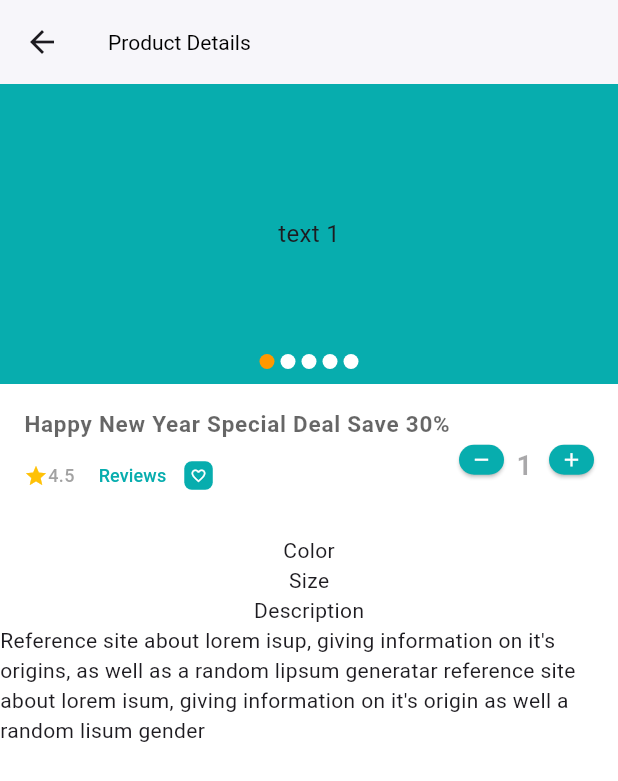
After one commit to mst-zannathi-khatun/CraftyBay, a Flutter app: the screen it shows after launch, after a tap on "Nike Casual Shoe A1235", on a phone screen of 412 x 824 dp. The commit adds this screen. Shown: the top 781 px of the screen. Run offline on Flutter 3.47's test engine with Material 3 defaults, Android fonts, the phone set to English and light mode, and no system bars; drawn by our look-alikes of carousel_slider; our stand-ins replace flutter_svg, get, pin_code_fields.

Commit message:
product details screen, product image carousel and product steper design completed

```diff
--- a/lib/main.dart
+++ b/lib/main.dart
@@ -1,4 +1,5 @@
 import 'package:craftybay/ui/state_managers/bottom_navigation_bar_controller.dart';
+import 'package:craftybay/utils/appcolors.dart';
 import 'package:flutter/material.dart';
 import 'package:get/get.dart';
 import 'ui/screens/splash_screen.dart';
@@ -21,10 +22,16 @@ class CraftyBay extends StatelessWidget {
       theme: ThemeData(
           scaffoldBackgroundColor: Colors.white,
           appBarTheme: const AppBarTheme(
-              color: Colors.white,
-              elevation: 1,
-              titleTextStyle: TextStyle(
-                color: Colors.black,
+            color: Colors.white,
+            elevation: 1,
+            titleTextStyle: TextStyle(
+              color: Colors.black,
+            ),
+          ),
+          elevatedButtonTheme:
+              ElevatedButtonThemeData(style: ElevatedButton.styleFrom(
+                backgroundColor: primaryColor,
+                iconColor: Colors.white,
               ))),
     );
   }
--- /dev/null
+++ b/lib/ui/screens/product_details_screen.dart
@@ -0,0 +1,103 @@
+import 'package:craftybay/utils/style.dart';
+import 'package:flutter/material.dart';
+import '../../utils/appcolors.dart';
+import '../../widgets/product_details/product_image_carousel.dart';
+import '../../widgets/product_steper_widget.dart';
+
+class ProductDetailsScreen extends StatefulWidget {
+  const ProductDetailsScreen({super.key});
+
+  @override
+  State<ProductDetailsScreen> createState() => _ProductDetailsScreenState();
+}
+
+class _ProductDetailsScreenState extends State<ProductDetailsScreen> {
+  @override
+  Widget build(BuildContext context) {
+    return Scaffold(
+      appBar: AppBar(
+        title: const Text("Product Details"),
+      ),
+      body: Column(
+        children: [
+          ProductImageCarousel(),
+          Padding(
+            padding: const EdgeInsets.all(16),
+            child: Row(
+              children: [
+                Expanded(
+                  child: Column(
+                    crossAxisAlignment: CrossAxisAlignment.start,
+                    children: [
+                      Text(
+                        "Happy New Year Special Deal Save 30%",
+                        style: titleTextStyle.copyWith(fontSize: 15),
+                      ),
+                      Row(
+                        children: [
+                          const Wrap(
+                            crossAxisAlignment: WrapCrossAlignment.center,
+                            children: [
+                              Icon(
+                                Icons.star,
+                                color: Colors.amber,
+                                size: 16,
+                              ),
+                              Text(
+                                "4.5",
+                                style: TextStyle(
+                                  fontSize: 12,
+                                  fontWeight: FontWeight.w500,
+                                  color: softGreyColor,
+                                ),
+                              ),
+                            ],
+                          ),
+                          const SizedBox(
+                            width: 4,
+                          ),
+                          TextButton(
+                            onPressed: () {},
+                            child: const Text(
+                              'Reviews',
+                              style: TextStyle(
+                                fontSize: 12,
+                                fontWeight: FontWeight.w500,
+                                color: primaryColor,
+                              ),
+                            ),
+                          ),
+                          Container(
+                            decoration: BoxDecoration(
+                              color: primaryColor,
+                              borderRadius: BorderRadius.circular(5),
+                            ),
+                            child: const Padding(
+                              padding: EdgeInsets.all(4),
+                              child: Icon(
+                                Icons.favorite_border,
+                                size: 11,
+                                color: Colors.white,
+                              ),
+                            ),
+                          )
+                        ],
+                      ),
+                    ],
+                  ),
+                ),
+                const ProductSteper(),
+              ],
+            ),
+          ),
+
+          const Text("Color"),
+          const Text("Size"),
+          const Text("Description"),
+          const Text(
+              "Reference site about lorem isup, giving information on it's  origins, as well as a random lipsum generatar reference site about lorem isum, giving information on it's origin as well a random lisum gender")
+        ],
+      ),
+    );
+  }
+}
--- a/lib/widgets/category_card_widget.dart
+++ b/lib/widgets/category_card_widget.dart
@@ -1,5 +1,4 @@
 import 'package:craftybay/ui/screens/product_list_screen.dart';
-import 'package:craftybay/widgets/product_cart_widget.dart';
 import 'package:flutter/material.dart';
 import 'package:get/get.dart';
 import '../utils/appcolors.dart';
--- a/lib/widgets/product_cart_widget.dart
+++ b/lib/widgets/product_cart_widget.dart
@@ -1,4 +1,6 @@
 import 'package:flutter/material.dart';
+import 'package:get/get.dart';
+import '../ui/screens/product_details_screen.dart';
 import '../utils/appcolors.dart';
 
 class ProductCardWidget extends StatelessWidget {
@@ -10,6 +12,11 @@ class ProductCardWidget extends StatelessWidget {
   Widget build(BuildContext context) {
     return SizedBox(
       width: 140,
+      child: InkWell(
+        onTap: () {
+          Get.to(const ProductDetailsScreen());
+        },
+        borderRadius: BorderRadius.circular(10),
         child: Card(
           shape: RoundedRectangleBorder(borderRadius: BorderRadius.circular(5)),
           // margin: EdgeInsets.zero,
@@ -88,6 +95,7 @@ class ProductCardWidget extends StatelessWidget {
             ],
           ),
         ),
+      ),
     );
   }
 }
--- /dev/null
+++ b/lib/widgets/product_details/product_image_carousel.dart
@@ -0,0 +1,76 @@
+import 'package:carousel_slider/carousel_options.dart';
+import 'package:carousel_slider/carousel_slider.dart';
+import 'package:flutter/cupertino.dart';
+import 'package:flutter/material.dart';
+import '../../utils/appcolors.dart';
+
+class ProductImageCarousel extends StatelessWidget {
+  ValueNotifier<int> currentCarouselIndex = ValueNotifier(0);
+
+  ProductImageCarousel({
+    super.key,
+  });
+
+  @override
+  Widget build(BuildContext context) {
+    return Stack(
+      children: [
+        CarouselSlider(
+          options: CarouselOptions(
+              height: 200.0,
+              viewportFraction: 1,
+              autoPlay: true,
+              onPageChanged: (index, _) {
+                currentCarouselIndex.value = index;
+              }),
+          items: [1, 2, 3, 4, 5].map((i) {
+            return Builder(
+              builder: (BuildContext context) {
+                return Container(
+                    width: MediaQuery.of(context).size.width,
+                    decoration: const BoxDecoration(
+                        color: primaryColor,
+                    ),
+                    alignment: Alignment.center,
+                    child: Text(
+                      'text $i',
+                      style: const TextStyle(fontSize: 16.0),
+                    ));
+              },
+            );
+          }).toList(),
+        ),
+        Positioned.fill(
+          child: Align(
+            alignment: Alignment.bottomCenter,
+            child: Padding(
+              padding: const EdgeInsets.only(bottom: 8.0),
+              child: ValueListenableBuilder(
+                  valueListenable: currentCarouselIndex,
+                  builder: (context, currentValue, _) {
+                    return Row(
+                      mainAxisAlignment: MainAxisAlignment.center,
+                      children: [
+                        for (int i = 0; i < 5; i++)
+                          Padding(
+                            padding: const EdgeInsets.all(2.0),
+                            child: Container(
+                              height: 10,
+                              width: 10,
+                              decoration: BoxDecoration(
+                                  color: currentValue == i
+                                      ? Colors.orange
+                                      : Colors.white,
+                                  borderRadius: BorderRadius.circular(10)),
+                            ),
+                          ),
+                      ],
+                    );
+                  }),
+            ),
+          ),
+        ),
+      ],
+    );
+  }
+}
--- /dev/null
+++ b/lib/widgets/product_steper_widget.dart
@@ -0,0 +1,73 @@
+import 'package:flutter/cupertino.dart';
+import 'package:flutter/material.dart';
+import 'package:flutter/painting.dart';
+
+class ProductSteper extends StatefulWidget {
+  const ProductSteper({super.key});
+
+  @override
+  State<ProductSteper> createState() => _ProductSteperState();
+}
+
+class _ProductSteperState extends State<ProductSteper> {
+  @override
+  Widget build(BuildContext context) {
+    late TextEditingController _stepperETController =
+        TextEditingController(text: '1');
+    int _currentValue = 1;
+
+    return Wrap(
+      children: [
+        SizedBox(
+          height: 20,
+          width: 30,
+          child: ElevatedButton(
+            style: ElevatedButton.styleFrom(padding: EdgeInsets.zero),
+            onPressed: () {
+              if (_currentValue > 1) {
+                _currentValue--;
+                _stepperETController.text = _currentValue.toString();
+              }
+            },
+            child: const Icon(
+              Icons.remove,
+              size: 15,
+            ),
+          ),
+        ),
+        SizedBox(
+          width: 30,
+          height: 20,
+          child: TextField(
+            controller: _stepperETController,
+            enabled: false,
+            textAlign: TextAlign.center,
+            style: const TextStyle(fontSize: 18, fontWeight: FontWeight.w600),
+            decoration: const InputDecoration(
+                contentPadding: EdgeInsets.zero,
+                border: OutlineInputBorder(
+                  borderSide: BorderSide.none,
+                )),
+          ),
+        ),
+        SizedBox(
+          height: 20,
+          width: 30,
+          child: ElevatedButton(
+            style: ElevatedButton.styleFrom(padding: EdgeInsets.zero),
+            onPressed: () {
+              if (_currentValue < 20) {
+                _currentValue++;
+                _stepperETController.text = _currentValue.toString();
+              }
+            },
+            child: const Icon(
+              Icons.add,
+              size: 15,
+            ),
+          ),
+        ),
+      ],
+    );
+  }
+}
```
Lines whose indentation alone changed are shown as unchanged.
